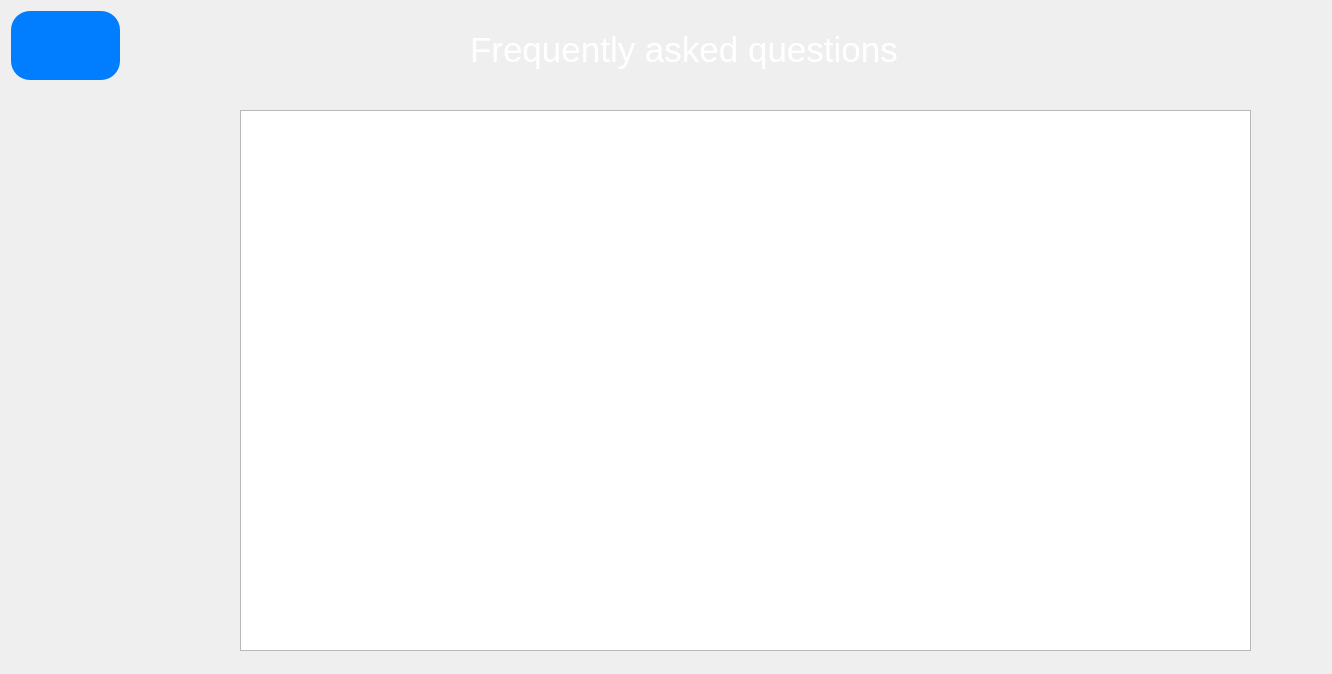
This is src/windows/uis/HelpDialog.ui in ZulusK/orchestrix as Qt 5 draws it before an edit. The edited form follows.
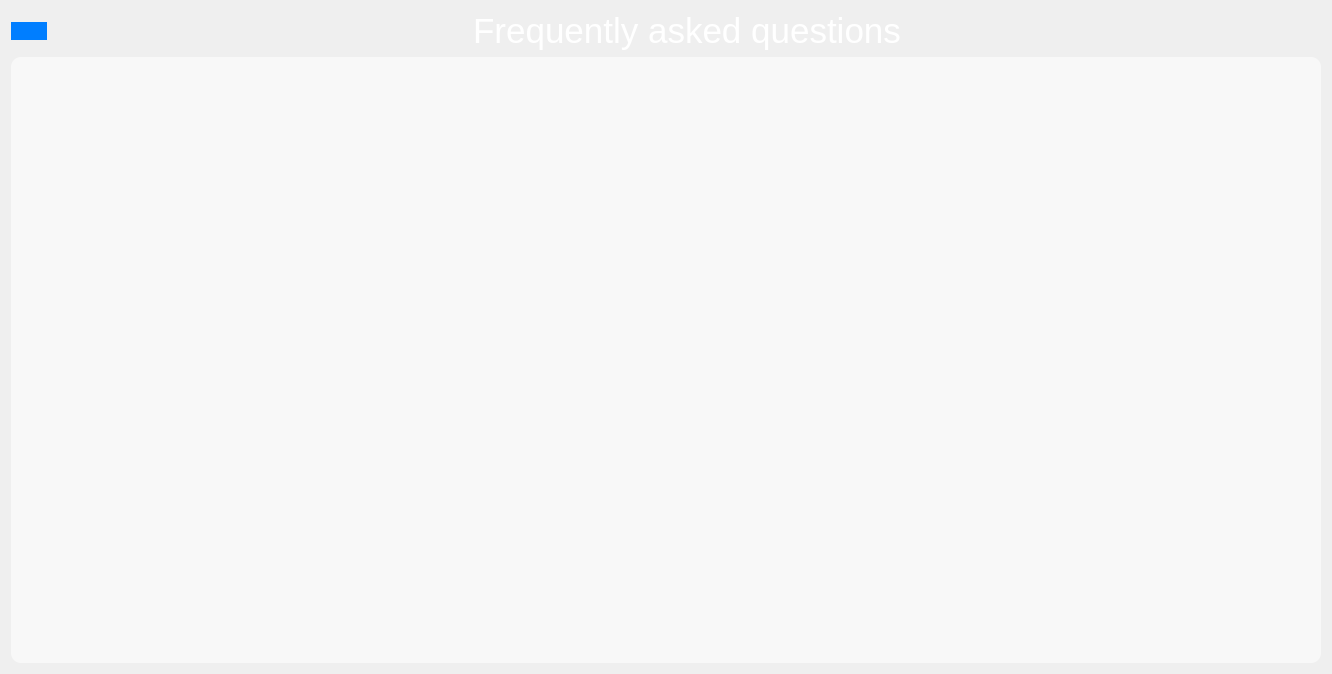
This is the edited form. Icons and pictures are not drawn.

Patch:
```diff
--- a/src/windows/uis/HelpDialog.ui
+++ b/src/windows/uis/HelpDialog.ui
@@ -16,14 +16,16 @@
   <property name="windowTitle">
    <string>Dialog</string>
   </property>
+  <layout class="QVBoxLayout" name="verticalLayout">
+   <item>
+    <layout class="QHBoxLayout" name="horizontalLayout">
+     <item>
   <widget class="QPushButton" name="backBtn">
-   <property name="geometry">
-    <rect>
-     <x>10</x>
-     <y>10</y>
-     <width>111</width>
-     <height>71</height>
-    </rect>
+       <property name="sizePolicy">
+        <sizepolicy hsizetype="Fixed" vsizetype="Fixed">
+         <horstretch>0</horstretch>
+         <verstretch>0</verstretch>
+        </sizepolicy>
    </property>
    <property name="styleSheet">
     <string notr="true">QPushButton{
@@ -59,32 +61,34 @@
     </size>
    </property>
   </widget>
-  <widget class="QTextEdit" name="textEdit">
-   <property name="geometry">
-    <rect>
-     <x>240</x>
-     <y>110</y>
-     <width>1011</width>
-     <height>541</height>
-    </rect>
-   </property>
-  </widget>
+     </item>
+     <item>
   <widget class="QLabel" name="label">
    <property name="enabled">
     <bool>false</bool>
    </property>
-   <property name="geometry">
-    <rect>
-     <x>470</x>
-     <y>20</y>
-     <width>671</width>
-     <height>61</height>
-    </rect>
-   </property>
    <property name="text">
     <string>&lt;html&gt;&lt;head/&gt;&lt;body&gt;&lt;p&gt;&lt;span style=&quot; font-size:26pt; color:#ffffff;&quot;&gt;Frequently asked questions&lt;/span&gt;&lt;/p&gt;&lt;/body&gt;&lt;/html&gt;</string>
    </property>
-  </widget>
+       <property name="alignment">
+        <set>Qt::AlignCenter</set>
+       </property>
+      </widget>
+     </item>
+    </layout>
+   </item>
+   <item>
+    <widget class="QTextEdit" name="textEdit">
+     <property name="styleSheet">
+      <string notr="true">background-color: rgba(255, 255, 255,150);
+color: rgb(30, 30, 158);
+border-radius:10%;
+border-color:rgba(0,0,0,0);
+</string>
+     </property>
+    </widget>
+   </item>
+  </layout>
  </widget>
  <resources>
   <include location="../../../res.qrc"/>
```
Lines whose indentation alone changed are shown as unchanged.
